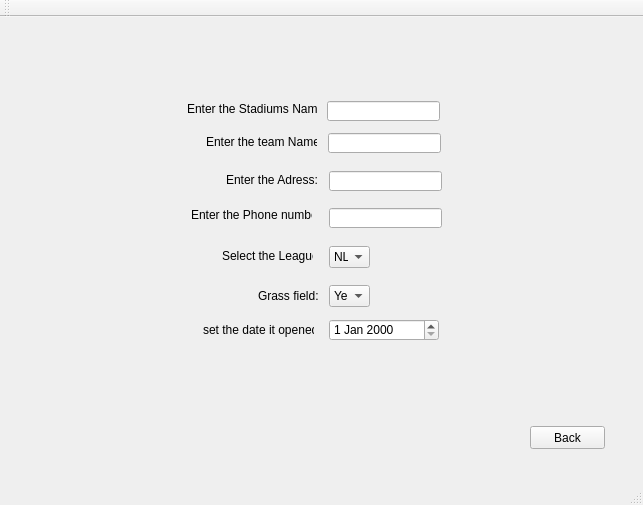
First picture: the form in Stadium_Trip/mainwindow.ui, repository trucnguyen76/CS1D---Project-2, before the edit.
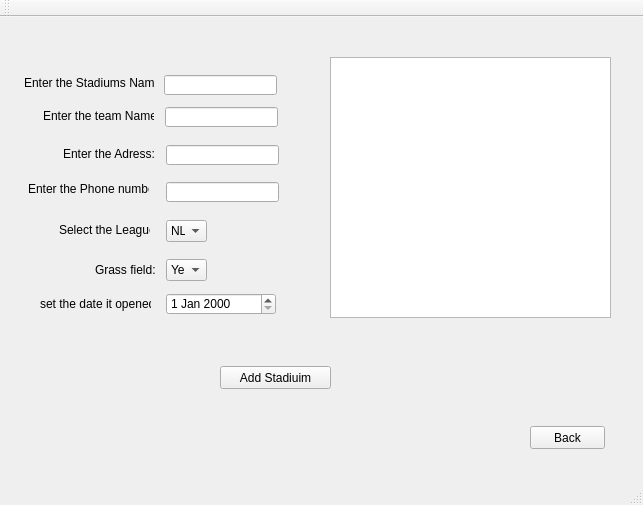
Second picture: the form after the edit. The open tabs and pages were chosen to show the change.

```diff
--- a/Stadium_Trip/mainwindow.ui
+++ b/Stadium_Trip/mainwindow.ui
@@ -609,8 +609,8 @@
      <widget class="QLineEdit" name="stadiumNameBox">
       <property name="geometry">
        <rect>
-        <x>327</x>
-        <y>85</y>
+        <x>164</x>
+        <y>59</y>
         <width>113</width>
         <height>20</height>
        </rect>
@@ -619,8 +619,8 @@
      <widget class="QLabel" name="NameLabel">
       <property name="geometry">
        <rect>
-        <x>187</x>
-        <y>85</y>
+        <x>24</x>
+        <y>59</y>
         <width>131</width>
         <height>16</height>
        </rect>
@@ -632,8 +632,8 @@
      <widget class="QLabel" name="teamNameLabel">
       <property name="geometry">
        <rect>
-        <x>206</x>
-        <y>118</y>
+        <x>43</x>
+        <y>92</y>
         <width>111</width>
         <height>16</height>
        </rect>
@@ -645,8 +645,8 @@
      <widget class="QLineEdit" name="teamNameBox">
       <property name="geometry">
        <rect>
-        <x>328</x>
-        <y>117</y>
+        <x>165</x>
+        <y>91</y>
         <width>113</width>
         <height>20</height>
        </rect>
@@ -655,8 +655,8 @@
      <widget class="QLabel" name="addressLabel">
       <property name="geometry">
        <rect>
-        <x>226</x>
-        <y>156</y>
+        <x>63</x>
+        <y>130</y>
         <width>91</width>
         <height>16</height>
        </rect>
@@ -668,8 +668,8 @@
      <widget class="QLineEdit" name="addressBox">
       <property name="geometry">
        <rect>
-        <x>329</x>
-        <y>155</y>
+        <x>166</x>
+        <y>129</y>
         <width>113</width>
         <height>20</height>
        </rect>
@@ -678,8 +678,8 @@
      <widget class="QLabel" name="phoneLabel">
       <property name="geometry">
        <rect>
-        <x>191</x>
-        <y>191</y>
+        <x>28</x>
+        <y>165</y>
         <width>121</width>
         <height>16</height>
        </rect>
@@ -691,8 +691,8 @@
      <widget class="QLineEdit" name="phoineBox">
       <property name="geometry">
        <rect>
-        <x>329</x>
-        <y>192</y>
+        <x>166</x>
+        <y>166</y>
         <width>113</width>
         <height>20</height>
        </rect>
@@ -701,8 +701,8 @@
      <widget class="QLabel" name="leagueLabel">
       <property name="geometry">
        <rect>
-        <x>222</x>
-        <y>232</y>
+        <x>59</x>
+        <y>206</y>
         <width>91</width>
         <height>16</height>
        </rect>
@@ -714,8 +714,8 @@
      <widget class="QComboBox" name="leagueComboBox">
       <property name="geometry">
        <rect>
-        <x>329</x>
-        <y>230</y>
+        <x>166</x>
+        <y>204</y>
         <width>41</width>
         <height>22</height>
        </rect>
@@ -734,8 +734,8 @@
      <widget class="QLabel" name="dateLabel">
       <property name="geometry">
        <rect>
-        <x>203</x>
-        <y>306</y>
+        <x>40</x>
+        <y>280</y>
         <width>111</width>
         <height>16</height>
        </rect>
@@ -747,8 +747,8 @@
      <widget class="QDateEdit" name="dateEdit">
       <property name="geometry">
        <rect>
-        <x>329</x>
-        <y>303</y>
+        <x>166</x>
+        <y>277</y>
         <width>110</width>
         <height>22</height>
        </rect>
@@ -777,8 +777,8 @@
      <widget class="QLabel" name="grassLabel">
       <property name="geometry">
        <rect>
-        <x>258</x>
-        <y>272</y>
+        <x>95</x>
+        <y>246</y>
         <width>61</width>
         <height>16</height>
        </rect>
@@ -790,8 +790,8 @@
      <widget class="QComboBox" name="grassComboBox">
       <property name="geometry">
        <rect>
-        <x>329</x>
-        <y>269</y>
+        <x>166</x>
+        <y>243</y>
         <width>41</width>
         <height>22</height>
        </rect>
@@ -820,6 +820,29 @@
        <string>Back</string>
       </property>
      </widget>
+     <widget class="QTableWidget" name="distanceTable">
+      <property name="geometry">
+       <rect>
+        <x>330</x>
+        <y>41</y>
+        <width>281</width>
+        <height>261</height>
+       </rect>
+      </property>
+     </widget>
+     <widget class="QPushButton" name="addStadiumButton">
+      <property name="geometry">
+       <rect>
+        <x>220</x>
+        <y>350</y>
+        <width>111</width>
+        <height>23</height>
+       </rect>
+      </property>
+      <property name="text">
+       <string>Add Stadiuim</string>
+      </property>
+     </widget>
     </widget>
     <widget class="QWidget" name="modifyStadiumPage">
      <widget class="QPushButton" name="modifyStadiumBtn">
```
